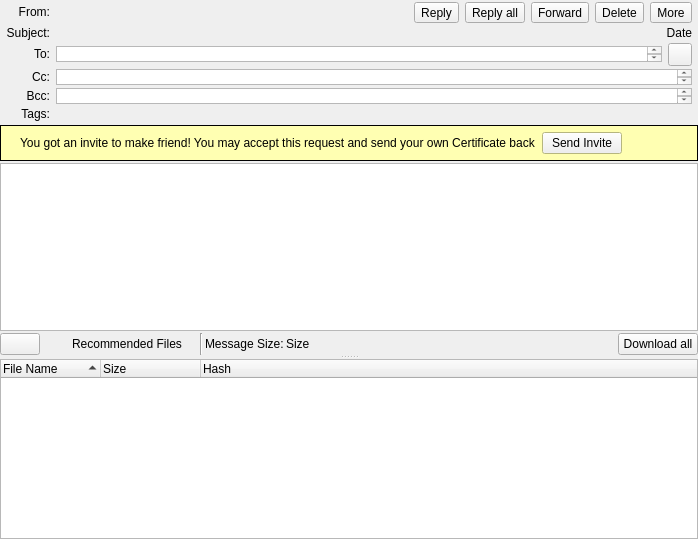
First picture: the form in retroshare-gui/src/gui/msgs/MessageWidget.ui, repository RetroShare/RetroShare, before the edit.
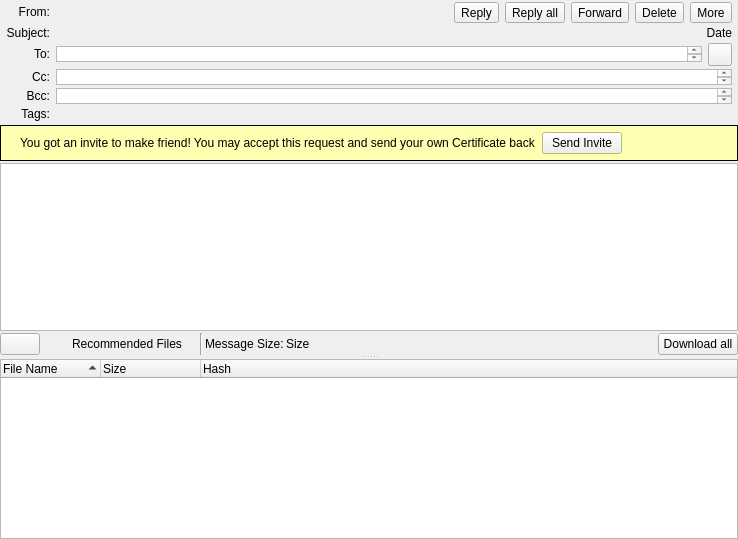
Second picture: the form after the edit. Icons and pictures are not drawn. Custom widgets are drawn as their Qt base class.

Commit message: remove font sizes from the ui files

Patch:
```diff
--- a/retroshare-gui/src/gui/msgs/MessageWidget.ui
+++ b/retroshare-gui/src/gui/msgs/MessageWidget.ui
@@ -6,7 +6,7 @@
    <rect>
     <x>0</x>
     <y>0</y>
-    <width>698</width>
+    <width>738</width>
     <height>539</height>
    </rect>
   </property>
@@ -59,11 +59,6 @@
               <verstretch>0</verstretch>
              </sizepolicy>
             </property>
-            <property name="font">
-             <font>
-              <pointsize>9</pointsize>
-             </font>
-            </property>
             <property name="layoutDirection">
              <enum>Qt::LeftToRight</enum>
             </property>
@@ -321,7 +316,6 @@
             </property>
             <property name="font">
              <font>
-              <pointsize>9</pointsize>
               <weight>75</weight>
               <bold>true</bold>
              </font>
@@ -373,11 +367,6 @@
               <height>16777215</height>
              </size>
             </property>
-            <property name="font">
-             <font>
-              <pointsize>9</pointsize>
-             </font>
-            </property>
             <property name="scaledContents">
              <bool>true</bool>
             </property>
```
Left out of the diff: 32 changed lines with no effect on the pictures. The commit also changes 15 other files.
